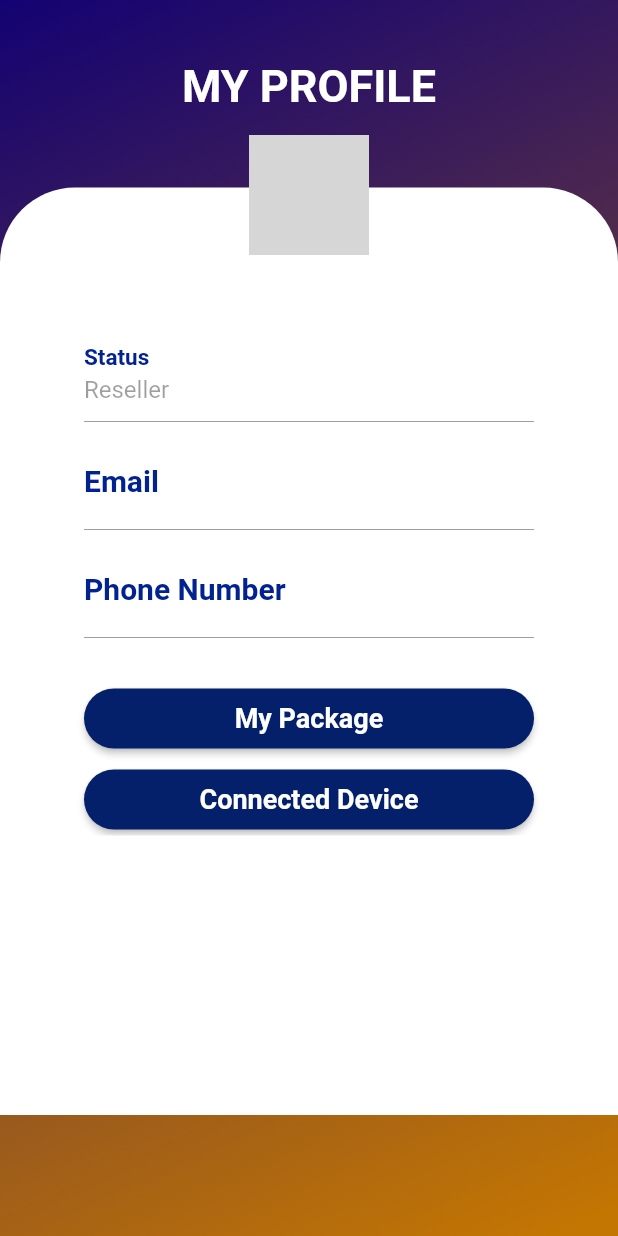
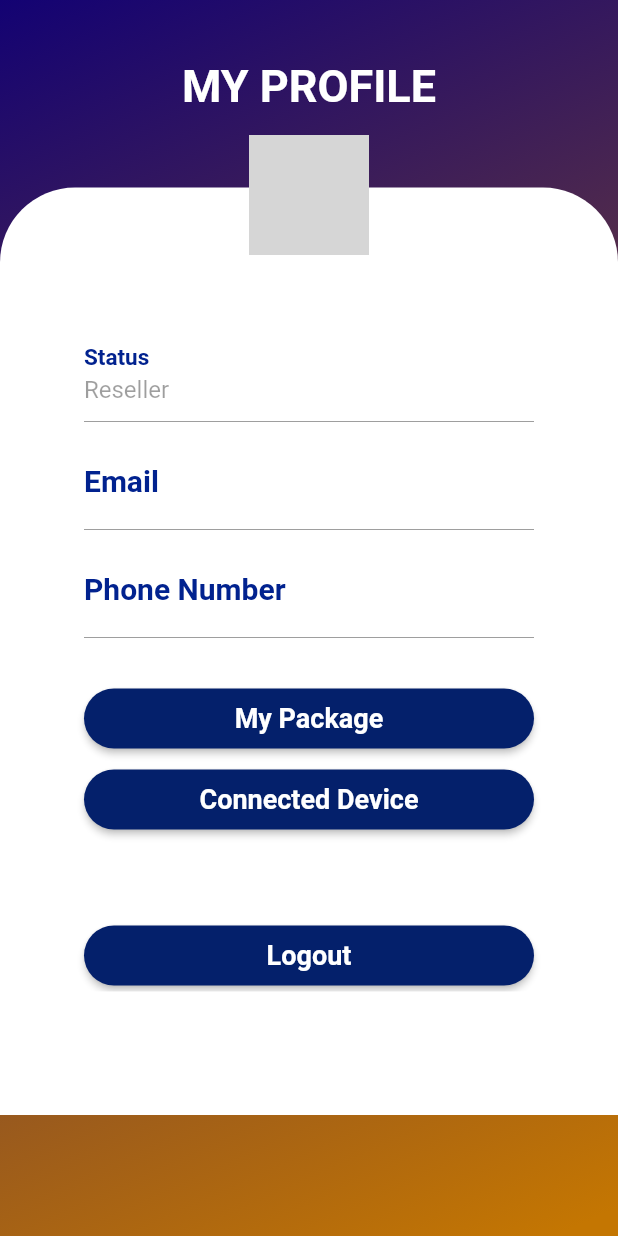
Before and after one commit to dimas-renanda/CNM-Flutter, a Flutter app: the profileFix screen opened directly, on a phone screen of 412 x 824 dp. Run offline on Flutter 3.47's test engine with Material 2 defaults, Android fonts, the phone set to English and light mode, and no system bars; our stand-ins replace awesome_dialog, carousel_slider, rflutter_alert, timelines, webview_flutter; missing offline and left inert: dart_ipify, mac_address, network_info_plus, qr_code_scanner, user_profile_avatar; network calls fail; grey boxes are pictures that could not be loaded.

Commit message:
fix fontsize and add logout button

```diff
--- a/lib/CustomerService.dart
+++ b/lib/CustomerService.dart
@@ -121,7 +121,7 @@ class customerCareGateway extends StatelessWidget {
                                         Color.fromARGB(255, 5, 8, 69)),
                               ),
                               child: Text(
-                                "Customer Care",
+                                "Chat with us",
                                 textAlign: TextAlign.center,
                               ),
                             ),
--- a/lib/cobaprofile.dart
+++ b/lib/cobaprofile.dart
@@ -1,3 +1,4 @@
+import 'package:firstproject/Login.dart';
 import 'package:firstproject/connecteddevice.dart';
 import 'package:firstproject/linkeddevice.dart';
 import 'package:flutter/material.dart';
@@ -162,6 +163,10 @@ class _profileFixState extends State<profileFix> {
                   context,
                 ),
                 _connectedDevice(context),
+                SizedBox(
+                  height: 50,
+                ),
+                _Logout(context)
               ],
             ),
           )
@@ -292,4 +297,34 @@ class _profileFixState extends State<profileFix> {
       ),
     );
   }
+
+  _Logout(context) {
+    return Container(
+      padding: EdgeInsets.only(top: 6),
+      child: Column(
+        children: [
+          ElevatedButton(
+            style: ElevatedButton.styleFrom(
+                primary: Color.fromARGB(255, 4, 32, 107),
+                minimumSize: const Size.fromHeight(40),
+                shape: RoundedRectangleBorder(
+                    borderRadius: BorderRadius.circular(20))),
+            onPressed: () {
+              Navigator.push(
+                context,
+                MaterialPageRoute(
+                    builder: (context) => MyLogin(
+                          title: 'login',
+                        )),
+              );
+            },
+            child: Text(
+              "Logout",
+              style: TextStyle(fontSize: 18, fontWeight: FontWeight.bold),
+            ),
+          ),
+        ],
+      ),
+    );
+  }
 }
```
Also changed, not shown: lib/ScanQr.dart (+46 -28 lines), lib/main_page.dart (+3 -5 lines).
